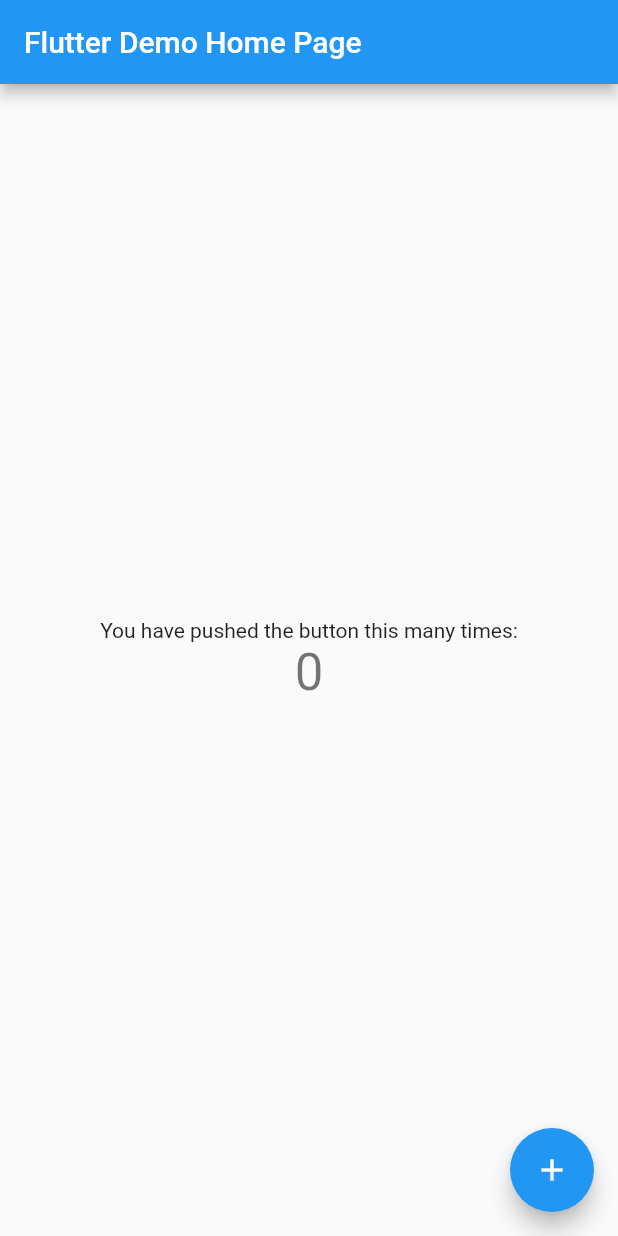
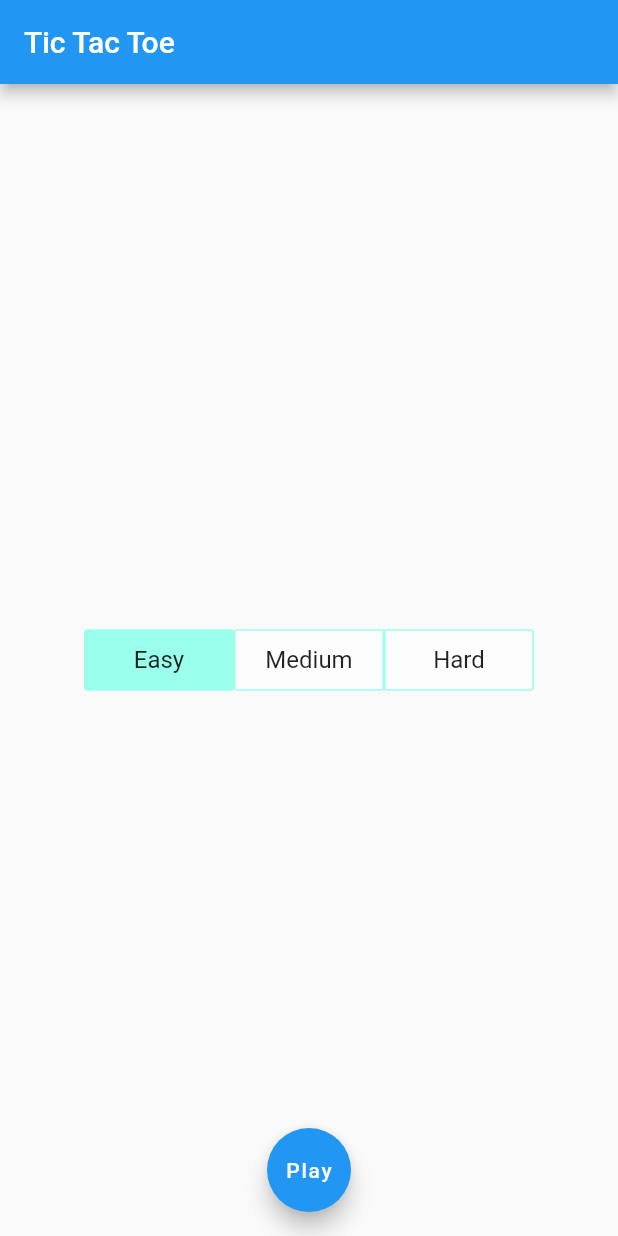
Before and after one commit to Hari-Venkatesh-P/Tic-Tac-Toe, a Flutter app: the screen it shows after launch, on a phone screen of 412 x 824 dp. Run offline on Flutter 3.47's test engine with Material 2 defaults, Android fonts, the light colour scheme and no system bars.

Commit message:
User interaction , Player Name card , Home screen updates

```diff
--- a/lib/main.dart
+++ b/lib/main.dart
@@ -1,4 +1,10 @@
+import 'dart:io';
+
 import 'package:flutter/material.dart';
+import 'package:tic_tac_toe/molecules/CustomRadioButton.dart';
+import 'package:tic_tac_toe/utils/colors.dart';
+import 'package:tic_tac_toe/utils/constants.dart';
+import 'package:tic_tac_toe/utils/utility.dart';
 import 'screens/GameScreen.dart';
 
 void main() {
@@ -8,21 +14,11 @@
 class MyApp extends StatelessWidget {
   const MyApp({super.key});
 
-  // This widget is the root of your application.
   @override
   Widget build(BuildContext context) {
     return MaterialApp(
-      title: 'Flutter Demo',
+      title: 'Tic Tac Toe',
       theme: ThemeData(
-        // This is the theme of your application.
-        //
-        // Try running your application with "flutter run". You'll see the
-        // application has a blue toolbar. Then, without quitting the app, try
-        // changing the primarySwatch below to Colors.green and then invoke
-        // "hot reload" (press "r" in the console where you ran "flutter run",
-        // or simply save your changes to "hot reload" in a Flutter IDE).
-        // Notice that the counter didn't reset back to zero; the application
-        // is not restarted.
         primarySwatch: Colors.blue,
       ),
       home: const MyHomePage(title: 'Flutter Demo Home Page'),
@@ -33,15 +29,6 @@
 class MyHomePage extends StatefulWidget {
   const MyHomePage({super.key, required this.title});
 
-  // This widget is the home page of your application. It is stateful, meaning
-  // that it has a State object (defined below) that contains fields that affect
-  // how it looks.
-
-  // This class is the configuration for the state. It holds the values (in this
-  // case the title) provided by the parent (in this case the App widget) and
-  // used by the build method of the State. Fields in a Widget subclass are
-  // always marked "final".
-
   final String title;
 
   @override
@@ -49,64 +36,56 @@
 }
 
 class _MyHomePageState extends State<MyHomePage> {
-  int _counter = 0;
-
-  void _incrementCounter() {
+  void playGame(String gameLevel) {
     Navigator.push(
       context,
-      MaterialPageRoute(builder: (context) => const GameScreen(rows : 3)),
+      MaterialPageRoute(
+          builder: (context) =>  GameScreen(
+                rows: getRowCountFromGameLevel(gameLevel),
+                playerOne: 'Hari',
+                playerTwo: 'Venkat',
+              )),
     );
+  }
+
+  String gameLevel = easy;
+
+  Map<String, Color> getStyles() {
+    var styles = Map<String, Color>();
+    styles['selectedBackgroundColor'] = AppColors.primaryColor;
+    return styles;
   }
 
   @override
   Widget build(BuildContext context) {
-    // This method is rerun every time setState is called, for instance as done
-    // by the _incrementCounter method above.
-    //
-    // The Flutter framework has been optimized to make rerunning build methods
-    // fast, so that you can just rebuild anything that needs updating rather
-    // than having to individually change instances of widgets.
     return Scaffold(
+      floatingActionButtonLocation: FloatingActionButtonLocation.centerFloat,
       appBar: AppBar(
-        // Here we take the value from the MyHomePage object that was created by
-        // the App.build method, and use it to set our appbar title.
-        title: Text(widget.title),
+        title: Text('Tic Tac Toe'),
       ),
       body: Center(
-        // Center is a layout widget. It takes a single child and positions it
-        // in the middle of the parent.
         child: Column(
-          // Column is also a layout widget. It takes a list of children and
-          // arranges them vertically. By default, it sizes itself to fit its
-          // children horizontally, and tries to be as tall as its parent.
-          //
-          // Invoke "debug painting" (press "p" in the console, choose the
-          // "Toggle Debug Paint" action from the Flutter Inspector in Android
-          // Studio, or the "Toggle Debug Paint" command in Visual Studio Code)
-          // to see the wireframe for each widget.
-          //
-          // Column has various properties to control how it sizes itself and
-          // how it positions its children. Here we use mainAxisAlignment to
-          // center the children vertically; the main axis here is the vertical
-          // axis because Columns are vertical (the cross axis would be
-          // horizontal).
           mainAxisAlignment: MainAxisAlignment.center,
           children: <Widget>[
-            const Text(
-              'You have pushed the button this many times:',
-            ),
-            Text(
-              '$_counter',
-              style: Theme.of(context).textTheme.headlineMedium,
-            ),
+            CustomRadioButton(
+                gameLevel,
+                game_level_options,
+                getStyles(),
+                (val) => {
+                      setState(() {
+                        gameLevel = val;
+                      })
+                    }),
           ],
         ),
       ),
       floatingActionButton: FloatingActionButton(
-        onPressed: _incrementCounter,
-        tooltip: 'Increment',
-        child: const Icon(Icons.add),
-      ), // This trailing comma makes auto-formatting nicer for build methods.
+        onPressed: () => playGame(gameLevel),
+        tooltip: 'Play Tic Tac Toe',
+        child: Text(
+          'Play',
+        ),
+      ),
     );
   }
 }
--- /dev/null
+++ b/lib/molecules/CustomRadioButton.dart
@@ -0,0 +1,61 @@
+import 'package:flutter/material.dart';
+import 'package:tic_tac_toe/utils/colors.dart';
+
+class CustomRadioButton extends StatelessWidget {
+  final String value;
+
+  final List<String> options;
+
+  final Map<String, Color> cardStyles;
+
+  final ValueChanged<String> onRadioButtonSelected;
+
+  const CustomRadioButton(this.value, this.options, this.cardStyles, this.onRadioButtonSelected);
+
+  Widget RadioButton(String title, ValueChanged<String> onRadioButtonSelected, isOptionSelected) {
+    return GestureDetector(
+        onTap: () => onRadioButtonSelected(title),
+        child: Container(
+          padding: EdgeInsets.all(10),
+          width: 100,
+          decoration: BoxDecoration(
+            borderRadius: BorderRadius.circular(2),
+            border: Border.all(
+              width: 1,
+              color: AppColors.primaryColor,
+            ),
+            color: isOptionSelected ? cardStyles!['selectedBackgroundColor']! : AppColors.whiteColor,
+          ),
+          child: Center(
+            child: Text(
+              title,
+              style: TextStyle(
+                fontSize: 16,
+              ),
+            ),
+          ),
+        ));
+  }
+
+  List<Widget> generateRadioButtons() {
+    var list = options.map<List<Widget>>(
+      (data) {
+        var widgetList = <Widget>[];
+        widgetList
+            .add(RadioButton(data, (val) => onRadioButtonSelected(val), value == data));
+        return widgetList;
+      },
+    ).toList();
+    var flat = list.expand((i) => i).toList();
+    return flat;
+  }
+
+  @override
+  Widget build(BuildContext context) {
+    return Row(
+      mainAxisAlignment: MainAxisAlignment.center,
+      crossAxisAlignment: CrossAxisAlignment.center,
+      children: generateRadioButtons(),
+    );
+  }
+}
--- a/lib/constants/colors.dart
+++ b/lib/utils/colors.dart
@@ -5,4 +5,5 @@
   static Color secondaryColor = Color(0xFFffca27);
   static Color accentColor = Color(0xFF4169e8);
   static Color blackColor = Color(0xff030303);
+  static Color whiteColor = Color(0xfffdfdfd);
 }
--- /dev/null
+++ b/lib/utils/constants.dart
@@ -0,0 +1,7 @@
+String EMPTY_STRING = '';
+
+String easy = 'Easy';
+String medium = 'Medium';
+String hard = 'Hard';
+
+List<String> game_level_options = [easy, medium, hard];
```
Also changed, not shown: lib/components/PlayerCard.dart (added, +54 -0 lines), lib/components/XOGrid.dart (+16 -25 lines), lib/screens/GameScreen.dart (+82 -28 lines), lib/utils/utility.dart (added, +35 -0 lines).
